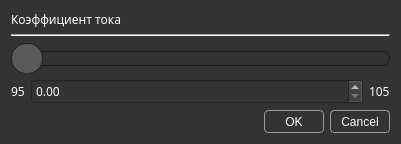
IlyaZh/Maiman-MCBS, file multibench/widgets/calibratedialog.ui: the form before one commit.
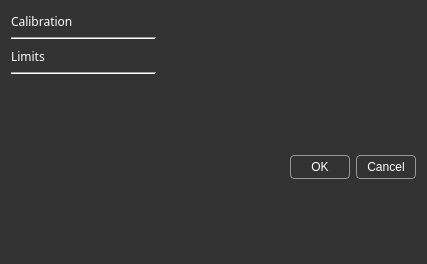
The form after the commit.

What changed in the file:
```diff
--- a/multibench/widgets/calibratedialog.ui
+++ b/multibench/widgets/calibratedialog.ui
@@ -6,8 +6,8 @@
    <rect>
     <x>0</x>
     <y>0</y>
-    <width>401</width>
-    <height>130</height>
+    <width>427</width>
+    <height>264</height>
    </rect>
   </property>
   <property name="font">
@@ -39,134 +39,66 @@
    <bool>true</bool>
   </property>
   <layout class="QGridLayout" name="gridLayout">
-   <item row="3" column="0">
-    <widget class="QLabel" name="minLabel">
+   <item row="1" column="0">
+    <widget class="QLabel" name="calibrationLabel">
      <property name="sizePolicy">
-      <sizepolicy hsizetype="Maximum" vsizetype="Preferred">
+      <sizepolicy hsizetype="Minimum" vsizetype="MinimumExpanding">
        <horstretch>0</horstretch>
        <verstretch>0</verstretch>
       </sizepolicy>
      </property>
-     <property name="font">
-      <font>
-       <family>Share Tech Mono</family>
-      </font>
-     </property>
-     <property name="text">
-      <string>95</string>
-     </property>
-    </widget>
-   </item>
-   <item row="3" column="2">
-    <widget class="QLabel" name="maxLabel">
-     <property name="sizePolicy">
-      <sizepolicy hsizetype="Maximum" vsizetype="Preferred">
-       <horstretch>0</horstretch>
-       <verstretch>0</verstretch>
-      </sizepolicy>
-     </property>
-     <property name="font">
-      <font>
-       <family>Share Tech Mono</family>
-      </font>
-     </property>
-     <property name="text">
-      <string>105</string>
-     </property>
-    </widget>
-   </item>
-   <item row="3" column="1">
-    <widget class="QDoubleSpinBox" name="valueDoubleSpinBox">
-     <property name="font">
-      <font>
-       <family>Share Tech Mono</family>
-      </font>
-     </property>
-     <property name="styleSheet">
-      <string notr="true">QDoubleSpinBox {
-	background: rgb(51,51,51);
-	color: #fff;
-}
-</string>
-     </property>
-    </widget>
-   </item>
-   <item row="2" column="0" colspan="3">
-    <widget class="QSlider" name="valueSlider">
      <property name="minimumSize">
       <size>
        <width>0</width>
-       <height>30</height>
+       <height>20</height>
+      </size>
+     </property>
+     <property name="maximumSize">
+      <size>
+       <width>16777215</width>
+       <height>20</height>
       </size>
      </property>
      <property name="styleSheet">
-      <string notr="true"> QSlider::groove:horizontal {
-      background: rgb(51,51,51);
-      position: absolute; /* absolutely position 4px from the left and right of the widget. setting margins on the widget should work too... */
-      top: 8px; bottom: 8px;
-      height: 15px;
-  }
-
-  QSlider::handle:horizontal {
-      width: 30px;
-      background: rgb(90, 90, 90);
-      margin: -8px 0; /* expand outside the groove */
-      border: 1px solid rgb(13,33,40);
-  	  border-radius: 15px;
-  }
-
-  QSlider::add-page:horizontal {
-      /*background: rgb(0,102,52);*/
-	  border: 1px solid rgb(13,33,40);
-	  border-radius: 7px;
-  }
-
-  QSlider::sub-page:horizontal {
-      /*background: rgb(51,51,51);*/
-     background: rgb(0,102,52);
-      border: 1px solid rgb(13,33,40);
-  	  border-radius: 7px;
-  }
-
-  QSlider::add-page:horizontal:disabled {
-/*     background: rgb(0,102,52);*/
-	background: rgb(60,162,102);
-	  border: 1px solid rgb(13,33,40);
-	  border-radius: 7px;
-  }
-
-</string>
-     </property>
-     <property name="orientation">
-      <enum>Qt::Horizontal</enum>
-     </property>
-    </widget>
-   </item>
-   <item row="1" column="0" colspan="3">
-    <widget class="Line" name="line">
-     <property name="orientation">
-      <enum>Qt::Horizontal</enum>
-     </property>
-    </widget>
-   </item>
-   <item row="0" column="0" colspan="2">
-    <widget class="QLabel" name="titleLabel">
-     <property name="font">
-      <font>
-       <family>Share Tech Mono</family>
-      </font>
+      <string notr="true">color: rgb(255, 255, 255);
+font: 18pt &quot;Share Tech Mono&quot;;</string>
      </property>
      <property name="text">
-      <string>Коэффициент тока</string>
+      <string>Calibration</string>
+     </property>
+     <property name="alignment">
+      <set>Qt::AlignLeading|Qt::AlignLeft|Qt::AlignVCenter</set>
      </property>
     </widget>
    </item>
-   <item row="4" column="0" colspan="3">
+   <item row="4" column="1" colspan="2">
+    <spacer name="horizontalSpacer_2">
+     <property name="orientation">
+      <enum>Qt::Horizontal</enum>
+     </property>
+     <property name="sizeHint" stdset="0">
+      <size>
+       <width>40</width>
+       <height>20</height>
+      </size>
+     </property>
+    </spacer>
+   </item>
+   <item row="6" column="0" colspan="3">
+    <layout class="QVBoxLayout" name="limitsLayout"/>
+   </item>
+   <item row="7" column="0" colspan="3">
     <widget class="QDialogButtonBox" name="buttonBox">
+     <property name="sizePolicy">
+      <sizepolicy hsizetype="Expanding" vsizetype="Minimum">
+       <horstretch>0</horstretch>
+       <verstretch>0</verstretch>
+      </sizepolicy>
+     </property>
      <property name="minimumSize">
       <size>
        <width>347</width>
-       <height>23</height>
+       <height>30</height>
       </size>
      </property>
      <property name="standardButtons">
@@ -174,6 +106,96 @@
      </property>
     </widget>
    </item>
+   <item row="5" column="0">
+    <widget class="Line" name="limitsLine">
+     <property name="sizePolicy">
+      <sizepolicy hsizetype="Fixed" vsizetype="Fixed">
+       <horstretch>0</horstretch>
+       <verstretch>0</verstretch>
+      </sizepolicy>
+     </property>
+     <property name="minimumSize">
+      <size>
+       <width>145</width>
+       <height>0</height>
+      </size>
+     </property>
+     <property name="orientation">
+      <enum>Qt::Horizontal</enum>
+     </property>
+    </widget>
+   </item>
+   <item row="2" column="0">
+    <widget class="Line" name="calibrationLine">
+     <property name="sizePolicy">
+      <sizepolicy hsizetype="Fixed" vsizetype="Fixed">
+       <horstretch>0</horstretch>
+       <verstretch>0</verstretch>
+      </sizepolicy>
+     </property>
+     <property name="minimumSize">
+      <size>
+       <width>145</width>
+       <height>0</height>
+      </size>
+     </property>
+     <property name="orientation">
+      <enum>Qt::Horizontal</enum>
+     </property>
+    </widget>
+   </item>
+   <item row="3" column="0" colspan="3">
+    <layout class="QVBoxLayout" name="calibrationLayout">
+     <property name="spacing">
+      <number>6</number>
+     </property>
+    </layout>
+   </item>
+   <item row="4" column="0">
+    <widget class="QLabel" name="limitsLabel">
+     <property name="sizePolicy">
+      <sizepolicy hsizetype="Minimum" vsizetype="MinimumExpanding">
+       <horstretch>0</horstretch>
+       <verstretch>0</verstretch>
+      </sizepolicy>
+     </property>
+     <property name="minimumSize">
+      <size>
+       <width>0</width>
+       <height>20</height>
+      </size>
+     </property>
+     <property name="maximumSize">
+      <size>
+       <width>16777215</width>
+       <height>20</height>
+      </size>
+     </property>
+     <property name="styleSheet">
+      <string notr="true">color: rgb(255, 255, 255);
+font: 18pt &quot;Share Tech Mono&quot;;</string>
+     </property>
+     <property name="text">
+      <string>Limits</string>
+     </property>
+    </widget>
+   </item>
+   <item row="1" column="1" colspan="2">
+    <spacer name="horizontalSpacer">
+     <property name="orientation">
+      <enum>Qt::Horizontal</enum>
+     </property>
+     <property name="sizeType">
+      <enum>QSizePolicy::Expanding</enum>
+     </property>
+     <property name="sizeHint" stdset="0">
+      <size>
+       <width>40</width>
+       <height>20</height>
+      </size>
+     </property>
+    </spacer>
+   </item>
   </layout>
  </widget>
  <resources/>
```
